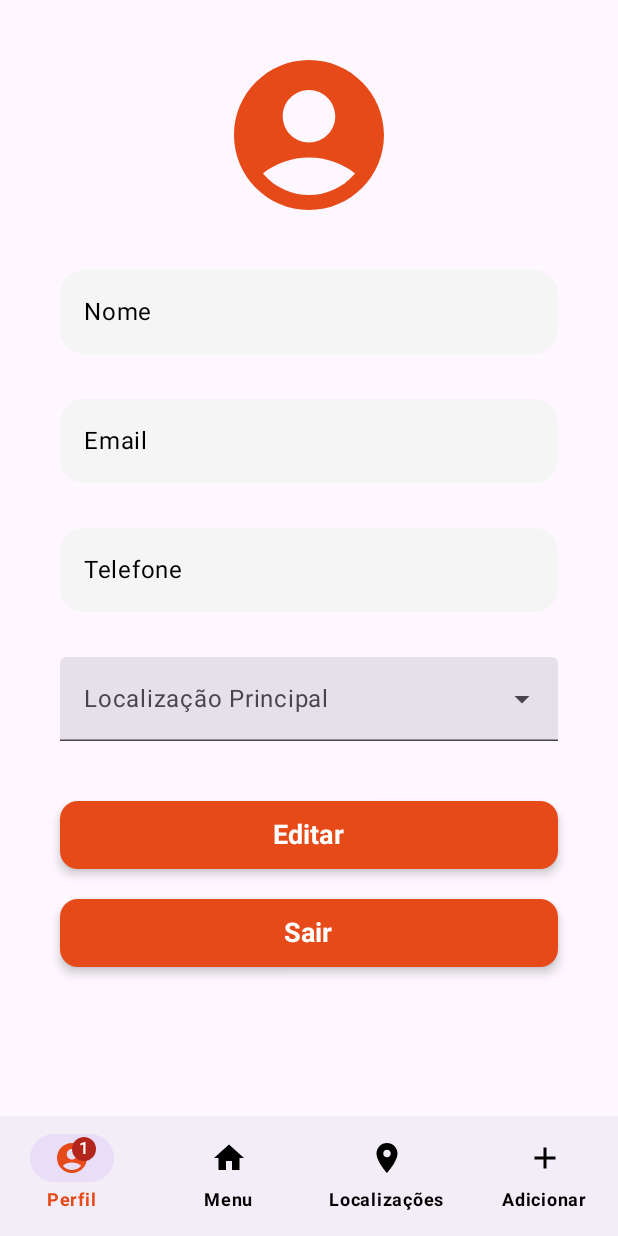
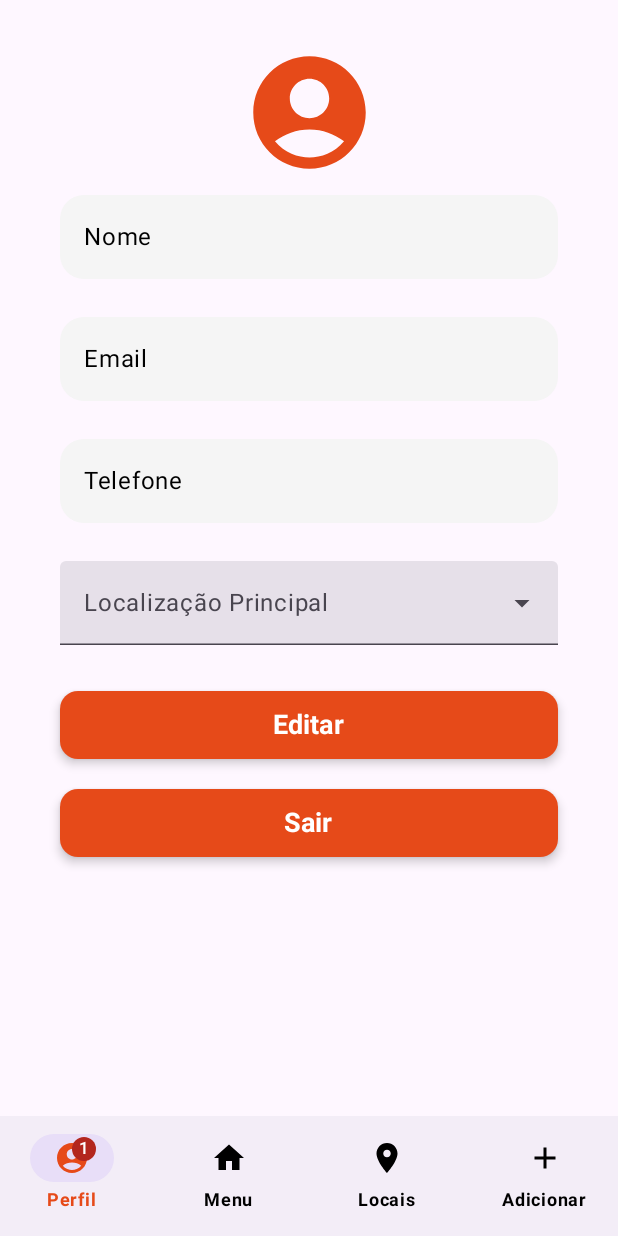
Before and after one commit to GuilhermeOliveiraAgenor/WeatherKotlin, an Android app built with Jetpack Compose: the ProfilePage screen opened through its navigation route, on a phone screen of 412 x 824 dp. Run offline under Robolectric (Android 15) with nearby library versions, the phone set to English and light mode, and no system bars; our stand-ins replace Firebase (no records; nobody signed in at launch, a user with empty details on screens opened directly), Room's generated code, livedata-compose; pictures from the network do not load; 1 statement that could not run was skipped.

Commit message:
weather-apk

```diff
--- a/app/src/main/java/com/example/atividadekotlin/pages/LoginPage.kt
+++ b/app/src/main/java/com/example/atividadekotlin/pages/LoginPage.kt
@@ -177,7 +177,7 @@ fun Login(navController: NavController, authViewModel :AuthViewModel) {
             onClick = {
                 if(isConnected){
                     Log.i("iuiiu","Conectado")
-                    authViewModel.login(email,senha){ result, error ->
+                    authViewModel.login(email.trim(),senha){ result, error ->
                         if(result){
                             navController.navigate("menu")
                         }
@@ -188,7 +188,7 @@ fun Login(navController: NavController, authViewModel :AuthViewModel) {
                 }
                 else{
                     Log.i("iuiiu","Desconectado")
-                    userViewModel.loginUsuario(email, senha){ result ->
+                    userViewModel.loginUsuario(email.trim(), senha){ result ->
                         result.onSuccess { userList ->
                             navController.navigate("listar/$email")
                         }.onFailure { exception ->
--- a/app/src/main/java/com/example/atividadekotlin/pages/ProfilePage.kt
+++ b/app/src/main/java/com/example/atividadekotlin/pages/ProfilePage.kt
@@ -136,13 +136,11 @@ fun ProfilePage(modifier: Modifier = Modifier, navController: NavController, dao
         ) {//centraliza
             Icon(
                 modifier = Modifier
-                    .width(120.dp)
-                    .height(120.dp),//tamanho do icone
+                    .width(90.dp)
+                    .height(90.dp),//tamanho do icone
                 imageVector = Icons.Default.AccountCircle, contentDescription = "Icon", tint = Color(0xFFE64A19) // Define a cor do ícone como laranja
 
             )//icone
-
-            Spacer(modifier = Modifier.height(20.dp))
 
             val context = LocalContext.current
 
@@ -179,7 +177,7 @@ fun ProfilePage(modifier: Modifier = Modifier, navController: NavController, dao
                     textStyle = TextStyle(fontSize = 18.sp)
                 )
 
-                Spacer(modifier = Modifier.height(30.dp))
+                Spacer(modifier = Modifier.height(25.dp))
 
                 TextField(
                     modifier = Modifier
@@ -205,7 +203,7 @@ fun ProfilePage(modifier: Modifier = Modifier, navController: NavController, dao
                     textStyle = TextStyle(fontSize = 18.sp)
                 )
 
-                Spacer(modifier = Modifier.height(30.dp))
+                Spacer(modifier = Modifier.height(25.dp))
 
                 TextField(
                     modifier = Modifier
@@ -231,7 +229,7 @@ fun ProfilePage(modifier: Modifier = Modifier, navController: NavController, dao
                     textStyle = TextStyle(fontSize = 18.sp)
                 )
 
-                Spacer(modifier = Modifier.height(30.dp))
+                Spacer(modifier = Modifier.height(25.dp))
 
                 ExposedDropdownMenuBox(
                     expanded = isexpanded,
@@ -243,14 +241,17 @@ fun ProfilePage(modifier: Modifier = Modifier, navController: NavController, dao
                             local = it
                         },
                         label = {
-                            Text(text = "Localização Principal")
+                            Text(
+                                text = "Localização Principal",
+                                fontSize = 16.sp // Define o tamanho da fonte do rótulo
+                            )
                         },
                         trailingIcon = {
                             IconButton(onClick = {}) {
                                 Icon(
                                     Icons.Filled.ArrowDropDown,
                                     contentDescription = "Editar"
-                                ) // ícone no final do text
+                                )
                             }
                         },
                         keyboardOptions = KeyboardOptions(
@@ -259,10 +260,11 @@ fun ProfilePage(modifier: Modifier = Modifier, navController: NavController, dao
                         ),
                         keyboardActions = KeyboardActions(
                             onSearch = {
-                                Log.d("ImeAction", "ipiiopoi") // mostra mensagem ao clicar no botão
+                                Log.d("ImeAction", "ipiiopoi")
                             }
                         ),
                         colors = ExposedDropdownMenuDefaults.textFieldColors(),
+                        textStyle = TextStyle(fontSize = 18.sp), // Define o tamanho da fonte do valor
                         modifier = Modifier
                             .fillMaxWidth()
                             .background(Color(0xFFF5F5F5), shape = RoundedCornerShape(16.dp))
@@ -287,8 +289,7 @@ fun ProfilePage(modifier: Modifier = Modifier, navController: NavController, dao
                     }
                 }
 
-
-                Spacer(modifier = Modifier.padding(20.dp))
+                Spacer(modifier = Modifier.padding(15.dp))
 
                 Button(
                     modifier = Modifier
--- a/app/src/main/java/com/example/atividadekotlin/ui/theme/MainScreen.kt
+++ b/app/src/main/java/com/example/atividadekotlin/ui/theme/MainScreen.kt
@@ -45,7 +45,7 @@ fun MainScreen(modifier: Modifier = Modifier, navController: NavHostController,
     val items = listOf(
         NavItem("Perfil", Icons.Default.AccountCircle, 1),
         NavItem("Menu", Icons.Default.Home, 0),
-        NavItem("Localizações", Icons.Default.Place, 0),
+        NavItem("Locais", Icons.Default.Place, 0),
         NavItem("Adicionar", Icons.Default.Add, 0)
     )
 
```
Also changed, not shown: app/src/main/java/com/example/atividadekotlin/pages/CadastroPage.kt (+5 -6 lines).
